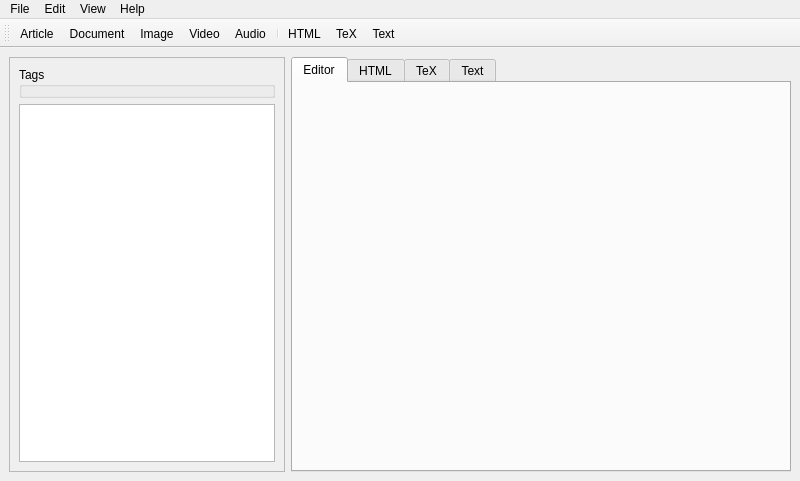
Qt form mainwindow.ui (Sebatyne/QNM) before a commit.
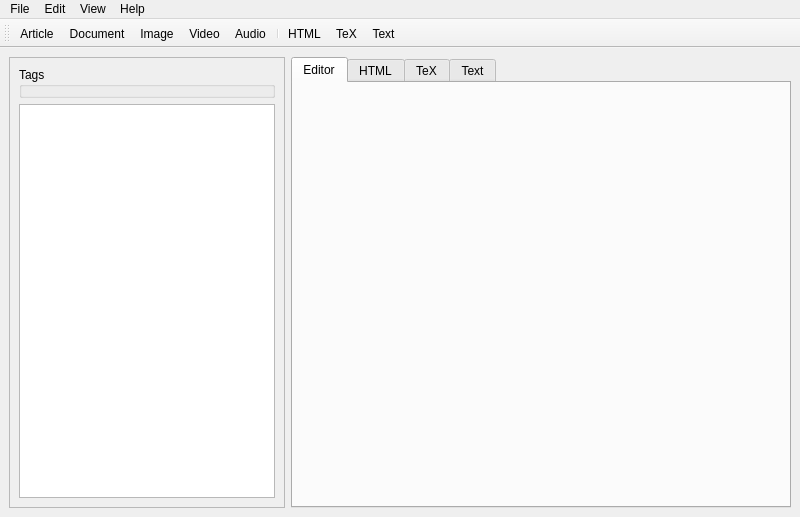
The same form after that commit.

Diff of the .ui file:
```diff
--- a/mainwindow.ui
+++ b/mainwindow.ui
@@ -7,12 +7,15 @@
     <x>0</x>
     <y>0</y>
     <width>800</width>
-    <height>481</height>
+    <height>517</height>
    </rect>
   </property>
   <property name="windowTitle">
    <string>MainWindow</string>
   </property>
+  <property name="documentMode">
+   <bool>false</bool>
+  </property>
   <property name="dockNestingEnabled">
    <bool>false</bool>
   </property>
@@ -54,6 +57,9 @@
          <property name="textElideMode">
           <enum>Qt::ElideRight</enum>
          </property>
+         <property name="sortingEnabled">
+          <bool>true</bool>
+         </property>
         </widget>
        </item>
       </layout>
```
